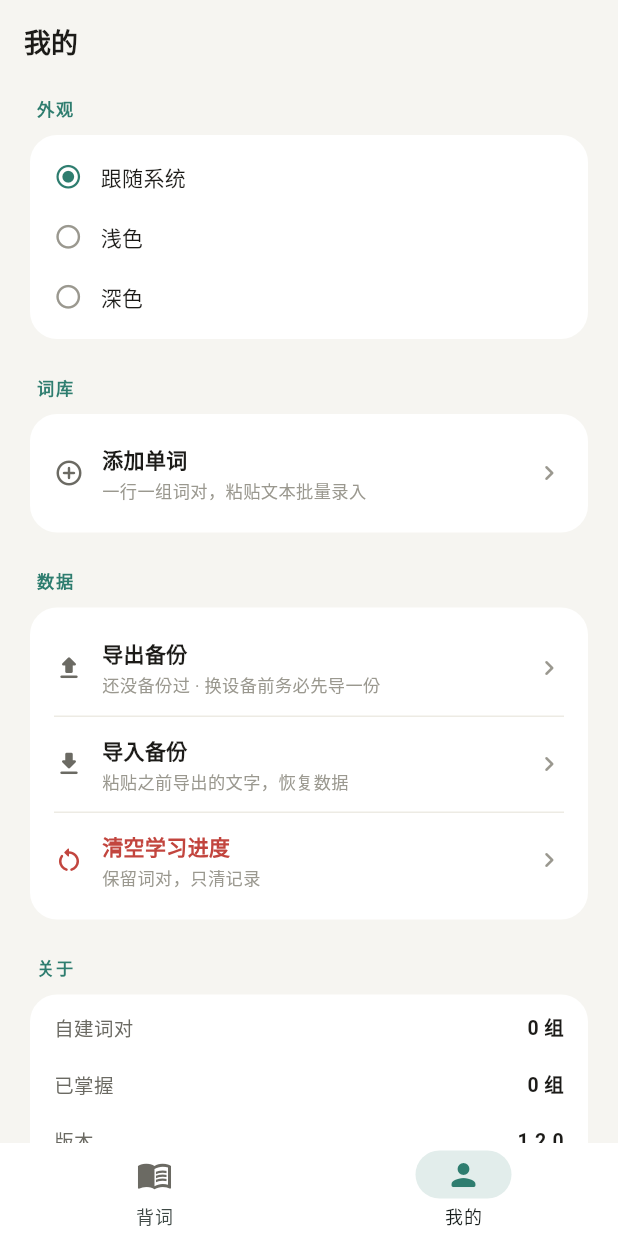
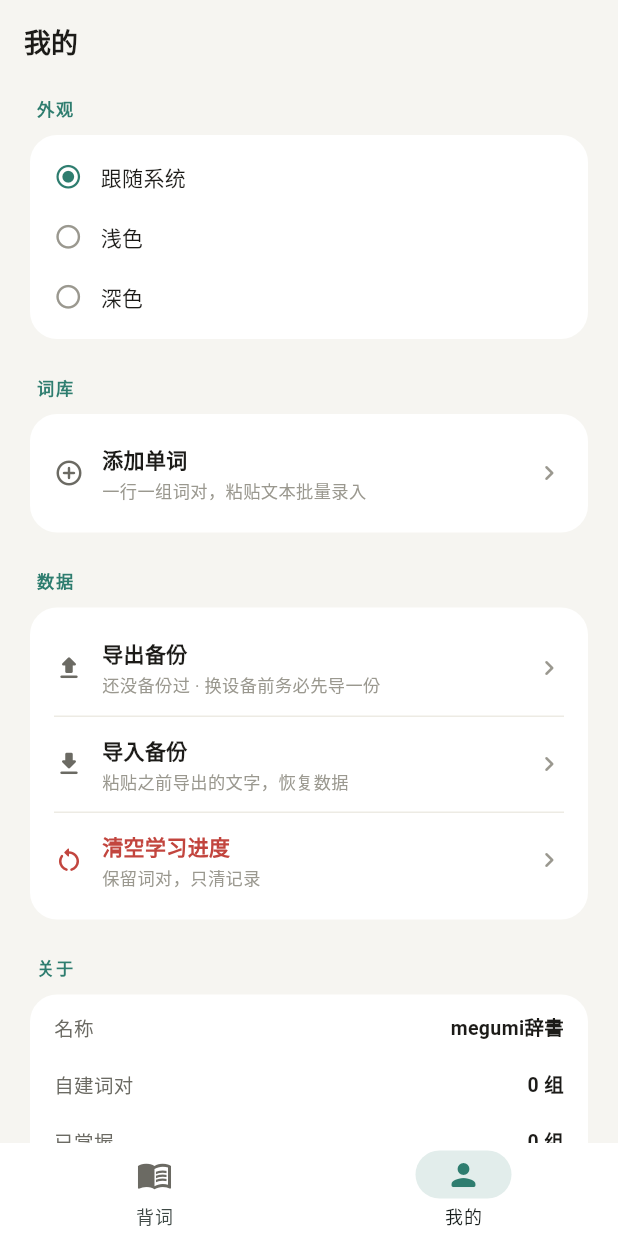
Before and after one commit to BLUEENDDE/megumi-dictionary, a Flutter app: the screen it shows after launch, swiped to page 2, on a phone screen of 412 x 824 dp. Run offline on Flutter 3.47's test engine with Material 3 defaults, Android fonts, the phone set to English and light mode, and no system bars; our stand-ins replace share_plus, shared_preferences.

Commit message:
改名 megumi辞書；新图标：白色 M + 樱花 + 书本

```diff
--- a/lib/main.dart
+++ b/lib/main.dart
@@ -20,7 +20,7 @@ class VocabApp extends StatelessWidget {
       valueListenable: SettingsStore.themeMode,
       builder: (context, mode, _) {
         return MaterialApp(
-          title: '印尼语背词',
+          title: 'megumi辞書',
           debugShowCheckedModeBanner: false,
           theme: buildTheme(Palette.light, Brightness.light),
           darkTheme: buildTheme(Palette.dark, Brightness.dark),
--- a/lib/screens/home_screen.dart
+++ b/lib/screens/home_screen.dart
@@ -166,7 +166,7 @@ class HomeScreenState extends State<HomeScreen> {
                     crossAxisAlignment: CrossAxisAlignment.start,
                     children: [
                       Text(
-                        'INDONESIAN · 背词',
+                        'MEGUMI · 辞書',
                         style: TextStyle(
                           fontSize: 11,
                           letterSpacing: 1.6,
--- a/lib/screens/settings_screen.dart
+++ b/lib/screens/settings_screen.dart
@@ -378,11 +378,13 @@ class _SettingsScreenState extends State<SettingsScreen> {
           _Card(
             child: Column(
               children: [
+                _InfoRow(label: '名称', value: 'megumi辞書'),
+                const SizedBox(height: 10),
                 _InfoRow(label: '自建词对', value: '${widget.userPairs.pairs.length} 组'),
                 const SizedBox(height: 10),
                 _InfoRow(label: '已掌握', value: '${widget.progress.trainedPairs} 组'),
                 const SizedBox(height: 10),
-                _InfoRow(label: '版本', value: '1.2.0'),
+                _InfoRow(label: '版本', value: '1.3.0'),
               ],
             ),
           ),
```
Also changed, not shown: 7 other files.
